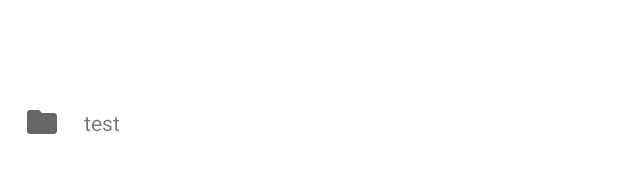
After one commit to yono-ms/JciClient, an Android app: the layout file_item.xml on its own in the app's theme, with its tools: preview values and no code run, on a phone screen of 412 x 824 dp. The commit adds this screen. Shown: the part 496-669 px from the top of the screen. Run offline under Robolectric (Android 15) with nearby library versions, the phone set to English and light mode, and no system bars.

Commit message:
folder fragment.

```diff
--- a/app/src/main/java/com/example/jciclient/database/RemoteDao.kt
+++ b/app/src/main/java/com/example/jciclient/database/RemoteDao.kt
@@ -16,4 +16,7 @@ interface RemoteDao {
 
     @Query("SELECT * FROM remote_entity")
     fun getAllLiveData(): LiveData<List<RemoteEntity>>
+
+    @Query("SELECT * FROM remote_entity WHERE id = :id")
+    suspend fun get(id: Int): RemoteEntity?
 }
--- /dev/null
+++ b/app/src/main/res/drawable/ic_baseline_folder_24.xml
@@ -0,0 +1,10 @@
+<vector xmlns:android="http://schemas.android.com/apk/res/android"
+    android:width="24dp"
+    android:height="24dp"
+    android:viewportWidth="24"
+    android:viewportHeight="24"
+    android:tint="?attr/colorControlNormal">
+  <path
+      android:fillColor="@android:color/white"
+      android:pathData="M10,4H4c-1.1,0 -1.99,0.9 -1.99,2L2,18c0,1.1 0.9,2 2,2h16c1.1,0 2,-0.9 2,-2V8c0,-1.1 -0.9,-2 -2,-2h-8l-2,-2z"/>
+</vector>
--- /dev/null
+++ b/app/src/main/res/layout/file_item.xml
@@ -0,0 +1,47 @@
+<?xml version="1.0" encoding="utf-8"?>
+<layout xmlns:android="http://schemas.android.com/apk/res/android"
+    xmlns:app="http://schemas.android.com/apk/res-auto"
+    xmlns:tools="http://schemas.android.com/tools">
+
+    <data>
+
+        <import type="android.view.View" />
+
+        <variable
+            name="viewModel"
+            type="com.example.jciclient.FolderViewModel.FileItem" />
+    </data>
+
+    <androidx.constraintlayout.widget.ConstraintLayout
+        android:layout_width="match_parent"
+        android:layout_height="match_parent">
+
+        <ImageView
+            android:id="@+id/imageView"
+            android:layout_width="wrap_content"
+            android:layout_height="wrap_content"
+            android:layout_marginStart="16dp"
+            android:layout_marginTop="16dp"
+            android:layout_marginBottom="16dp"
+            android:contentDescription="@null"
+            android:visibility="@{viewModel.directory ? View.VISIBLE : View.INVISIBLE}"
+            app:layout_constraintBottom_toBottomOf="parent"
+            app:layout_constraintStart_toStartOf="parent"
+            app:layout_constraintTop_toTopOf="parent"
+            app:srcCompat="@drawable/ic_baseline_folder_24"
+            tools:visibility="visible" />
+
+        <TextView
+            android:id="@+id/textViewName"
+            android:layout_width="wrap_content"
+            android:layout_height="wrap_content"
+            android:layout_marginStart="16dp"
+            android:layout_marginTop="16dp"
+            android:layout_marginBottom="16dp"
+            android:text="@{viewModel.name}"
+            app:layout_constraintBottom_toBottomOf="parent"
+            app:layout_constraintStart_toEndOf="@+id/imageView"
+            app:layout_constraintTop_toTopOf="parent"
+            tools:text="test" />
+    </androidx.constraintlayout.widget.ConstraintLayout>
+</layout>
```
Also changed, not shown: app/src/main/java/com/example/jciclient/FolderFragment.kt (added, +92 -0 lines), app/src/main/java/com/example/jciclient/FolderViewModel.kt (added, +77 -0 lines), app/src/main/java/com/example/jciclient/HomeFragment.kt (+8 -3 lines), app/src/main/java/com/example/jciclient/HomeViewModel.kt (+0 -27 lines), app/src/main/res/layout/folder_fragment.xml (added, +27 -0 lines), app/src/main/res/navigation/root.xml (+19 -1 lines).
